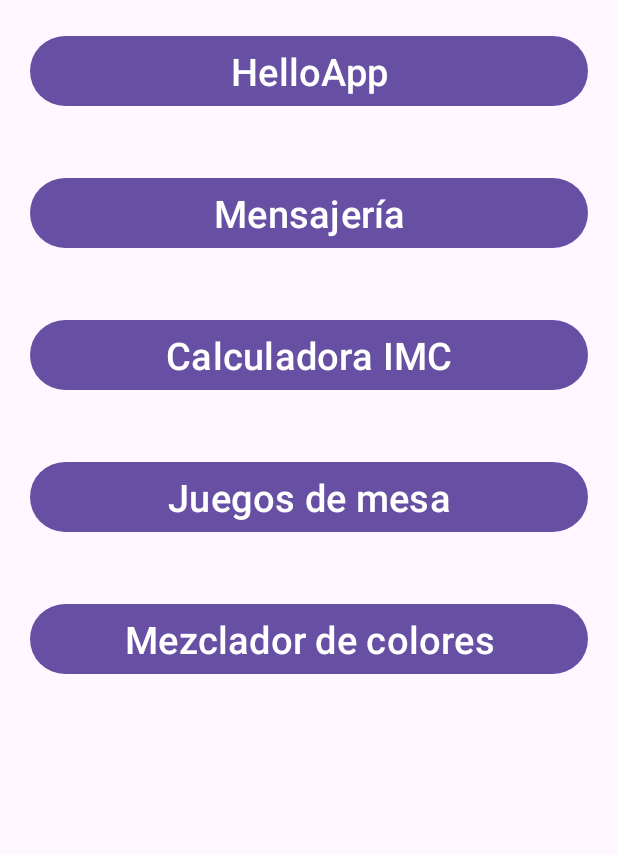
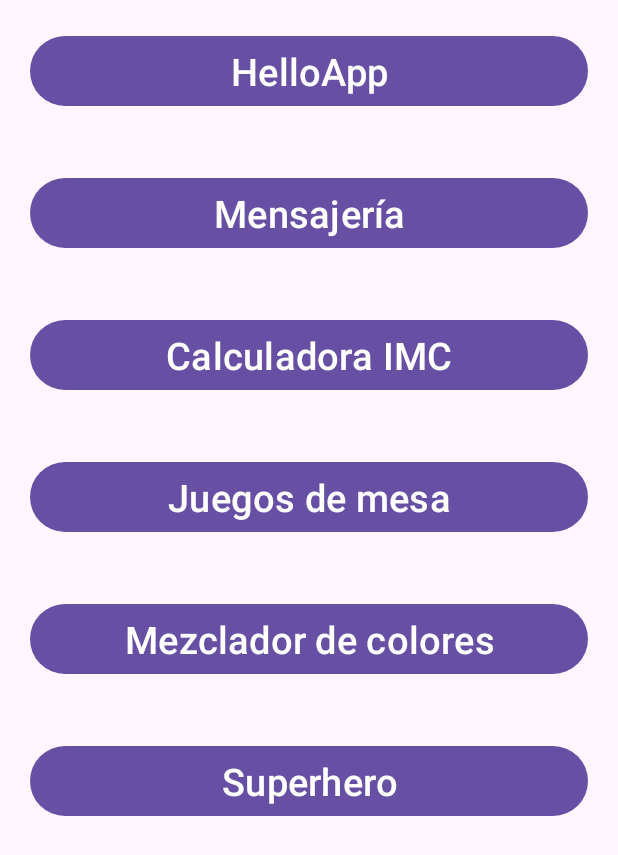
Before and after one commit to csantamaria-losenlaces/pmdm, an Android app: the screen it shows after launch (MenuActivity), on a phone screen of 412 x 824 dp. Shown: the top 855 px of the screen. Run offline under Robolectric (Android 15) with nearby library versions, the phone set to English and light mode, and no system bars.

Commit message:
Comenzada aplicación Superhero. Conexión con API realizada y exitosa

```diff
--- a/app/src/main/AndroidManifest.xml
+++ b/app/src/main/AndroidManifest.xml
@@ -1,6 +1,8 @@
 <?xml version="1.0" encoding="utf-8"?>
 <manifest xmlns:android="http://schemas.android.com/apk/res/android"
     xmlns:tools="http://schemas.android.com/tools">
+
+    <uses-permission android:name="android.permission.INTERNET"/>
 
     <application
         android:allowBackup="true"
@@ -12,6 +14,9 @@
         android:supportsRtl="true"
         android:theme="@style/Theme._20230926_AppMensajeria"
         tools:targetApi="31">
+        <activity
+            android:name="com.csantamaria.appConMenu.superhero.SuperheroListActivity"
+            android:exported="false" />
         <activity
             android:name="com.csantamaria.appConMenu.colorMixer.ColorMixerActivity"
             android:exported="false" />
--- a/app/src/main/java/com/csantamaria/appConMenu/MenuActivity.kt
+++ b/app/src/main/java/com/csantamaria/appConMenu/MenuActivity.kt
@@ -9,6 +9,7 @@ import com.csantamaria.appConMenu.colorMixer.ColorMixerActivity
 import com.csantamaria.appConMenu.helloApp.EscribirTexto
 import com.csantamaria.appConMenu.imcApp.ImcCalculator
 import com.csantamaria.appConMenu.messageApp.EnviarMensaje
+import com.csantamaria.appConMenu.superhero.SuperheroListActivity
 import com.example.appmensajeria.R
 
 class MenuActivity : AppCompatActivity() {
@@ -30,6 +31,9 @@ class MenuActivity : AppCompatActivity() {
 
         val btnColorMixer = findViewById<Button>(R.id.btnColorMixer)
         btnColorMixer.setOnClickListener { (navigateToColorMixer()) }
+
+        val btnSuperhero = findViewById<Button>(R.id.btnSuperhero)
+        btnSuperhero.setOnClickListener { (navigateToSuperhero()) }
 
     }
 
@@ -58,4 +62,9 @@ class MenuActivity : AppCompatActivity() {
         startActivity(intent)
     }
 
+    private fun navigateToSuperhero() {
+        val intent = Intent(this, SuperheroListActivity::class.java)
+        startActivity(intent)
+    }
+
 }
--- a/app/src/main/res/layout/activity_menu.xml
+++ b/app/src/main/res/layout/activity_menu.xml
@@ -11,39 +11,47 @@
         android:layout_width="match_parent"
         android:layout_height="wrap_content"
         android:layout_margin="20dp"
-        android:text="HelloApp"
-        android:textSize="25sp"></Button>
+        android:text="@string/helloapp"
+        android:textSize="25sp" />
 
     <Button
         android:id="@+id/btnMensajeria"
         android:layout_width="match_parent"
         android:layout_height="wrap_content"
         android:layout_margin="20dp"
-        android:text="Mensajería"
-        android:textSize="25sp"></Button>
+        android:text="@string/mensajeria"
+        android:textSize="25sp" />
 
     <Button
         android:id="@+id/btnImc"
         android:layout_width="match_parent"
         android:layout_height="wrap_content"
         android:layout_margin="20dp"
-        android:text="Calculadora IMC"
-        android:textSize="25sp"></Button>
+        android:text="@string/calculadora_imc"
+        android:textSize="25sp" />
 
     <Button
         android:id="@+id/btnBoardGame"
         android:layout_width="match_parent"
         android:layout_height="wrap_content"
         android:layout_margin="20dp"
-        android:text="Juegos de mesa"
-        android:textSize="25sp"></Button>
+        android:text="@string/juegos_de_mesa"
+        android:textSize="25sp" />
 
     <Button
         android:id="@+id/btnColorMixer"
         android:layout_width="match_parent"
         android:layout_height="wrap_content"
         android:layout_margin="20dp"
-        android:text="Mezclador de colores"
-        android:textSize="25sp"></Button>
+        android:text="@string/mezclador_de_colores"
+        android:textSize="25sp" />
+
+    <Button
+        android:id="@+id/btnSuperhero"
+        android:layout_width="match_parent"
+        android:layout_height="wrap_content"
+        android:layout_margin="20dp"
+        android:text="@string/superhero"
+        android:textSize="25sp" />
 
 </LinearLayout>
--- a/app/src/main/res/values/strings.xml
+++ b/app/src/main/res/values/strings.xml
@@ -75,4 +75,10 @@
     <string name="h1_20">H1 (20%)</string>
     <string name="h2_50">H2 (50%)</string>
     <string name="h3_80">H3 (80%)</string>
+    <string name="helloapp">HelloApp</string>
+    <string name="mensajeria">Mensajería</string>
+    <string name="calculadora_imc">Calculadora IMC</string>
+    <string name="juegos_de_mesa">Juegos de mesa</string>
+    <string name="mezclador_de_colores">Mezclador de colores</string>
+    <string name="superhero">Superhero</string>
 </resources>
```
Also changed, not shown: app/build.gradle.kts (+10 -6 lines), app/src/main/java/com/csantamaria/appConMenu/superhero/ApiService.kt (added, +13 -0 lines), app/src/main/java/com/csantamaria/appConMenu/superhero/SuperheroDataResponse.kt (added, +16 -0 lines), app/src/main/java/com/csantamaria/appConMenu/superhero/SuperheroListActivity.kt (added, +61 -0 lines), app/src/main/res/layout/activity_superhero_list.xml (added, +37 -0 lines).
